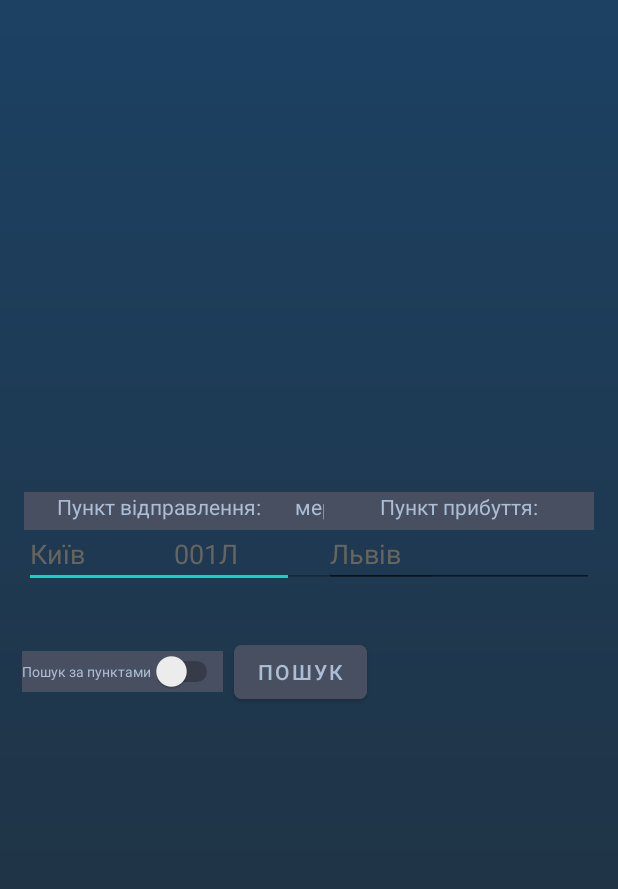
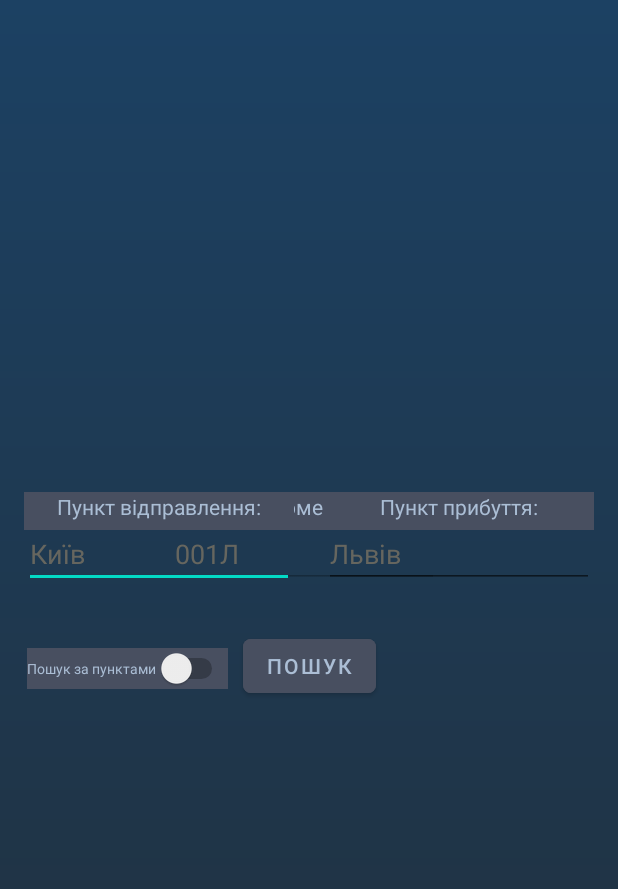
Before and after one commit to NazarMazur0/TrainTable_java, an Android app: the screen it shows after launch (MainActivity), on a phone screen of 412 x 824 dp. Shown: the top 889 px of the screen. Run offline under Robolectric (Android 15) with nearby library versions, the phone set to English and light mode, and no system bars.

Commit message:
Fix some warnings

```diff
--- a/app/src/main/java/com/example/traintable_java/MatchAdapter.java
+++ b/app/src/main/java/com/example/traintable_java/MatchAdapter.java
@@ -10,7 +10,7 @@ import java.util.ArrayList;
 
 public class MatchAdapter extends RecyclerView.Adapter<MatchAdapter.ViewHolder> {
 
-    private ArrayList<Match> matches;
+    private final ArrayList<Match> matches;
 
 
     public static class ViewHolder extends RecyclerView.ViewHolder {
@@ -25,9 +25,9 @@ public class MatchAdapter extends RecyclerView.Adapter<MatchAdapter.ViewHolder>
             super(view);
             code =  view.findViewById(R.id.code);
             start =  view.findViewById(R.id.departmentCity);
-            startTime =  view.findViewById(R.id.arrivalCity);
+            startTime =  view.findViewById(R.id.departmentTime);
             end =  view.findViewById(R.id.arrivalCity);
-            endTime =  view.findViewById(R.id.arrivalCity);
+            endTime =  view.findViewById(R.id.arrivalTime);
             periodic =  view.findViewById(R.id.periodic);
         }
 
--- a/app/src/main/java/com/example/traintable_java/Route.java
+++ b/app/src/main/java/com/example/traintable_java/Route.java
@@ -1,6 +1,8 @@
 package com.example.traintable_java;
 
-import java.util.*;
+
+import java.util.ArrayList;
+import java.util.Collections;
 
 public class Route {
     private final int  id;
--- a/app/src/main/java/com/example/traintable_java/StopAdapter.java
+++ b/app/src/main/java/com/example/traintable_java/StopAdapter.java
@@ -10,7 +10,7 @@ import java.util.ArrayList;
 
 public class StopAdapter extends RecyclerView.Adapter<StopAdapter.ViewHolder> {
 
-    private ArrayList<Stop> stops;
+    private final ArrayList<Stop> stops;
 
 
     public static class ViewHolder extends RecyclerView.ViewHolder {
@@ -23,8 +23,8 @@ public class StopAdapter extends RecyclerView.Adapter<StopAdapter.ViewHolder> {
         public ViewHolder(View view) {
             super(view);
             city = view.findViewById(R.id.departmentCity) ;
-            arrivalTime = view.findViewById(R.id.arrivalCity);
-            departmentTime = view.findViewById(R.id.departmentCity);
+            arrivalTime = view.findViewById(R.id.arrivalTime);
+            departmentTime = view.findViewById(R.id.departmentTime);
         }
 
         public TextView getCity() {
--- a/app/src/main/res/layout/activity_main.xml
+++ b/app/src/main/res/layout/activity_main.xml
@@ -20,7 +20,8 @@
             android:hint="@string/number_hint"
             android:textColor="#FFF6F6"
             android:textColorHint="#66665f"
-                android:autofillHints="true"/>
+            android:autofillHints="true" app:layout_constraintEnd_toEndOf="parent" android:layout_marginEnd="119dp"
+    />
     <TextView
             android:text="@string/number_text"
             android:layout_width="180dp"
@@ -28,7 +29,8 @@
             android:textAppearance="@style/TextAppearance.AppCompat.Body1"
             android:background="#484F60" android:textColor="#ABBED5" app:layout_constraintStart_toStartOf="parent"
             android:layout_marginStart="112dp" app:layout_constraintTop_toTopOf="parent"
-                android:layout_marginTop="328dp" android:textAlignment="center" android:visibility="invisible"/>
+            android:layout_marginTop="328dp" android:textAlignment="center" android:visibility="invisible"
+            android:layout_marginEnd="119dp" app:layout_constraintEnd_toEndOf="parent"/>
     <EditText
             android:layout_width="180dp"
             android:layout_height="40dp"
@@ -75,20 +77,22 @@
             android:text="@string/search_btn_text"
             android:layout_width="wrap_content"
             android:layout_height="wrap_content" android:id="@+id/search"
-                app:layout_constraintTop_toTopOf="parent" android:layout_marginTop="424dp"
-                app:layout_constraintStart_toStartOf="parent" android:layout_marginStart="156dp"
+            app:layout_constraintTop_toTopOf="parent" android:layout_marginTop="420dp"
             android:textColor="#ABBED5" android:backgroundTint="#484F60"
 
-                app:cornerRadius="5dp"/>
+            app:cornerRadius="5dp" app:layout_constraintEnd_toEndOf="parent"
+            app:layout_constraintStart_toStartOf="parent"
+    />
     <Switch
             android:text="@string/switch_off"
             android:layout_width="wrap_content"
             android:layout_height="wrap_content" android:id="@+id/mswitch"
             android:textSize="9sp" android:backgroundTint="#484F60"
             android:background="#484F60" android:textColor="#ABBED5" app:layout_constraintTop_toTopOf="parent"
-                android:layout_marginTop="434dp" app:layout_constraintStart_toStartOf="parent"
-                android:layout_marginStart="16dp" android:layout_marginEnd="265dp"
-                app:layout_constraintEnd_toEndOf="parent"/>
+            android:layout_marginTop="432dp"
+            app:layout_constraintEnd_toStartOf="@+id/search" android:layout_marginEnd="12dp"
+            app:layout_constraintStart_toStartOf="parent" android:layout_marginStart="19dp"
+    />
     <androidx.recyclerview.widget.RecyclerView
             android:layout_width="match_parent"
             android:layout_height="311dp"
@@ -96,5 +100,6 @@
             android:layout_marginTop="4dp" app:layout_constraintStart_toStartOf="parent"
             android:scrollbars="vertical" android:scrollbarAlwaysDrawHorizontalTrack="false"
             android:scrollbarAlwaysDrawVerticalTrack="true"
-                android:scrollbarThumbVertical="@drawable/recycler_thumb"/>
+            android:scrollbarThumbVertical="@drawable/recycler_thumb"
+            app:layout_constraintBottom_toTopOf="@+id/textViewCode" app:layout_constraintVertical_bias="0.0"/>
 </androidx.constraintlayout.widget.ConstraintLayout>
--- a/app/src/main/res/layout/list_header_route.xml
+++ b/app/src/main/res/layout/list_header_route.xml
@@ -2,7 +2,6 @@
     <LinearLayout
             xmlns:android="http://schemas.android.com/apk/res/android"
             xmlns:app="http://schemas.android.com/apk/res-auto"
-            xmlns:tools="http://schemas.android.com/tools"
             android:background="#484F60"
             android:orientation="horizontal"
             android:layout_width="match_parent"
@@ -13,6 +12,7 @@
             android:text="@string/header_code"
             android:layout_width="wrap_content"
             android:layout_height="wrap_content" android:layout_weight="1"
+            android:textAlignment="center"
             android:textColor="#FFF6F6" android:textSize="13sp" android:id="@+id/TextView1"/>
     <TextView
             android:text="@string/header_city_from"
--- a/app/src/main/res/values/strings.xml
+++ b/app/src/main/res/values/strings.xml
@@ -19,4 +19,5 @@
     <string name="header_time_from">Час\n відправлення</string>
     <string name="header_city_to">Місто\nприбуття</string>
     <string name="header_time_to">Час\n прибуття</string>
+    <string name="header_city">Місто</string>
 </resources>
```
Also changed, not shown: app/src/main/java/com/example/traintable_java/HeaderStopAdapter.java (+4 -4 lines), app/src/main/java/com/example/traintable_java/MainActivity.java (+14 -7 lines), app/src/main/res/layout/list_header_stop.xml (+17 -16 lines), app/src/main/res/layout/periodic.xml (+4 -4 lines), app/src/main/res/layout/route.xml (+14 -10 lines), app/src/main/res/layout/stop.xml (+4 -3 lines). Lines whose indentation alone changed are shown as unchanged.
